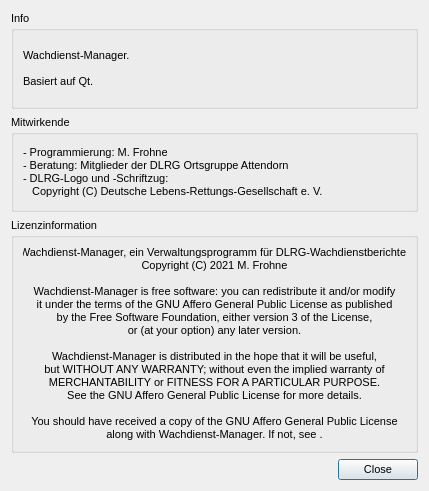
Old version of the form src/aboutdialog.ui in the repository flooklab/Wachdienst-Manager.
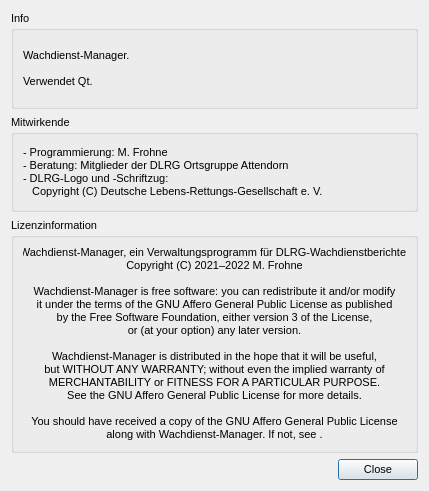
New version of the form.

What changed in the file:
```diff
--- a/src/aboutdialog.ui
+++ b/src/aboutdialog.ui
@@ -55,7 +55,7 @@
         <property name="text">
          <string>Wachdienst-Manager.
 
-Basiert auf Qt.</string>
+Verwendet Qt.</string>
         </property>
        </widget>
       </item>
@@ -115,7 +115,7 @@
         </property>
         <property name="text">
          <string>Wachdienst-Manager, ein Verwaltungsprogramm für DLRG-Wachdienstberichte.
-Copyright (C) 2021 M. Frohne
+Copyright (C) 2021–2022 M. Frohne
 
 Wachdienst-Manager is free software: you can redistribute it and/or modify
 it under the terms of the GNU Affero General Public License as published
```
